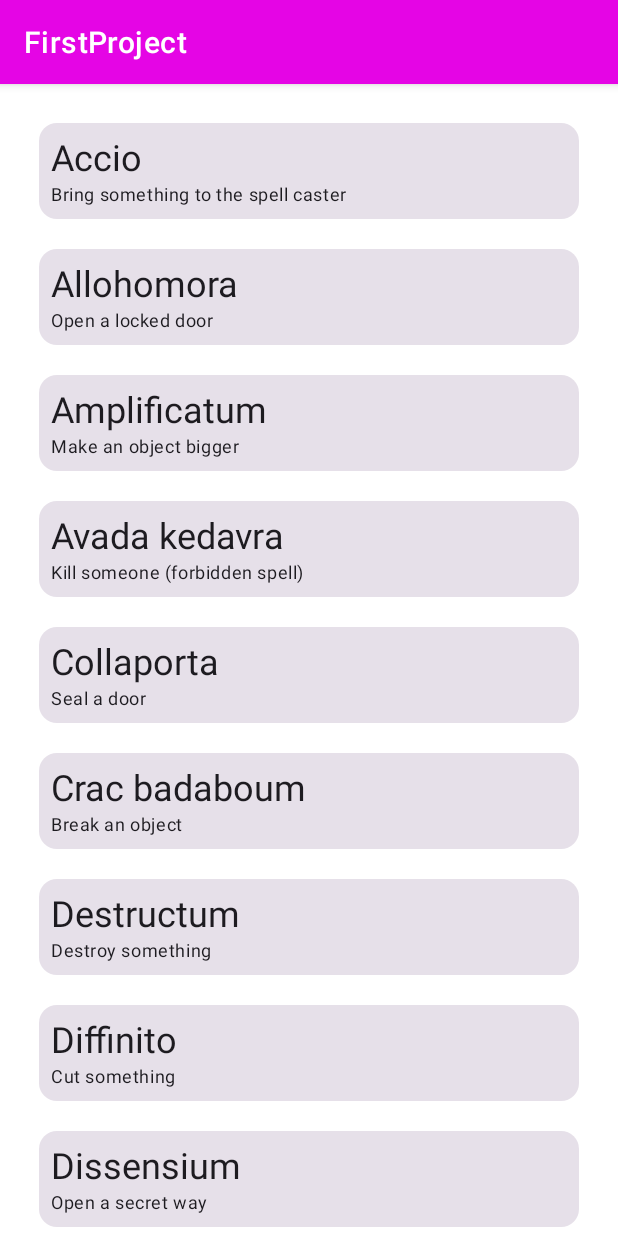
After one commit to Clara-1606/Projet-1-Kotlin, an Android app built with Jetpack Compose: the fragment SpellsFragment shown on its own in the app's theme, on a phone screen of 412 x 824 dp. The commit adds this screen. Run offline under Robolectric (Android 15) with nearby library versions, the light colour scheme and no system bars.

Commit message:
Spell list with compose

```diff
--- a/app/build.gradle
+++ b/app/build.gradle
@@ -33,6 +33,11 @@ android {
     }
     buildFeatures {
         viewBinding true
+        compose true
+    }
+
+    composeOptions {
+        kotlinCompilerExtensionVersion = "1.4.0-alpha02"
     }
 
 }
@@ -50,6 +55,15 @@ dependencies {
     implementation 'androidx.navigation:navigation-ui-ktx:2.5.3'
     implementation 'androidx.legacy:legacy-support-v4:1.0.0'
 
+    // Compose libraries
+    def composeBom = platform('androidx.compose:compose-bom:2022.12.00')
+    implementation composeBom
+    androidTestImplementation composeBom
+    implementation 'androidx.compose.ui:ui:1.1.1'
+    implementation 'androidx.compose.material3:material3'
+    implementation 'androidx.compose.ui:ui-tooling-preview'
+    debugImplementation 'androidx.compose.ui:ui-tooling'
+
     // Libraries for testing
     testImplementation 'junit:junit:4.13.2'
     androidTestImplementation 'androidx.test.ext:junit:1.1.5'
--- /dev/null
+++ b/app/src/main/java/com/ynov/firstproject/list/model/Spell.kt
@@ -0,0 +1,4 @@
+package com.ynov.firstproject.list.model
+
+data class Spell(val name:String, val effect:Int) {
+}
--- /dev/null
+++ b/app/src/main/java/com/ynov/firstproject/ui/list/spells/SpellsFragment.kt
@@ -0,0 +1,94 @@
+package com.ynov.firstproject.ui.list.spells
+
+import android.os.Bundle
+import androidx.fragment.app.Fragment
+import android.view.LayoutInflater
+import android.view.View
+import android.view.ViewGroup
+import androidx.compose.foundation.layout.*
+import androidx.compose.foundation.lazy.LazyColumn
+import androidx.compose.foundation.lazy.LazyRow
+import androidx.compose.foundation.lazy.items
+import androidx.compose.material3.Card
+import androidx.compose.material3.MaterialTheme
+import androidx.compose.material3.Text
+import androidx.compose.runtime.Composable
+import androidx.compose.ui.Alignment
+import androidx.compose.ui.Modifier
+import androidx.compose.ui.unit.dp
+import androidx.lifecycle.ViewModelProvider
+import com.ynov.firstproject.databinding.FragmentSpellsBinding
+import com.ynov.firstproject.list.model.Spell
+
+
+class SpellsFragment : Fragment() {
+
+    private lateinit var viewModel: SpellsViewModel
+
+    private var _binding: FragmentSpellsBinding? = null
+
+    // This property is only valid between onCreateView and
+    // onDestroyView.
+    private val binding get() = _binding!!
+
+    override fun onCreateView(
+        inflater: LayoutInflater, container: ViewGroup?,
+        savedInstanceState: Bundle?
+    ): View? {
+        val spellsViewModel =
+            ViewModelProvider(this).get(SpellsViewModel::class.java)
+
+        _binding = FragmentSpellsBinding.inflate(inflater, container, false)
+        val root: View = binding.root
+
+        binding.composeView.setContent {
+            SpellList(spellsViewModel.spells)
+        }
+
+        return root
+        }
+
+    @Composable
+    fun SpellList(spells: List<Spell>) {
+
+        LazyColumn(
+            modifier = Modifier.fillMaxWidth(),
+            contentPadding = PaddingValues(16.dp))
+        {
+            items(spells) { spell ->
+                SpellRow(spell)
+            }
+        }
+    }
+
+    @Composable
+    fun SpellRow(spell: Spell){
+        Card(
+            modifier = Modifier.padding(10.dp)
+                .fillMaxWidth()
+                .wrapContentHeight(),
+            shape = MaterialTheme.shapes.medium
+        ) {
+            Row(
+                verticalAlignment = Alignment.CenterVertically,
+            ) {
+                Column(Modifier.padding(8.dp)) {
+                    Text(
+                        text = spell.name,
+                        style = MaterialTheme.typography.headlineSmall,
+                        color = MaterialTheme.colorScheme.onSurface
+                    )
+                    Text(
+                        text = getString(spell.effect),
+                        style = MaterialTheme.typography.bodySmall
+                    )
+                }
+            }
+        }
+    }
+
+    override fun onDestroyView() {
+        super.onDestroyView()
+        _binding = null
+    }
+}
--- /dev/null
+++ b/app/src/main/java/com/ynov/firstproject/ui/list/spells/SpellsViewModel.kt
@@ -0,0 +1,21 @@
+package com.ynov.firstproject.ui.list.spells
+
+import androidx.lifecycle.ViewModel
+import com.ynov.firstproject.R
+import com.ynov.firstproject.list.model.Spell
+
+class SpellsViewModel : ViewModel() {
+    val spells = listOf<Spell>(
+        Spell("Accio", R.string.spell_accio),
+        Spell("Allohomora", R.string.spell_allohomora),
+        Spell("Amplificatum", R.string.spell_amplificatum),
+        Spell("Avada kedavra", R.string.spell_avada_kedavra),
+        Spell("Collaporta", R.string.spell_collaporta),
+        Spell("Crac badaboum", R.string.spell_crac_badaboum),
+        Spell("Destructum", R.string.spell_destructum),
+        Spell("Diffinito", R.string.spell_diffinito),
+        Spell("Dissensium", R.string.spell_dissensium),
+        Spell("Ectoplasmus", R.string.spell_ectoplasmus),
+        Spell("Elasticus", R.string.spell_elasticus),
+    )
+}
--- a/app/src/main/java/com/ynov/firstproject/ui/quiz/QuizFragment.kt
+++ b/app/src/main/java/com/ynov/firstproject/ui/quiz/QuizFragment.kt
@@ -201,7 +201,7 @@ class QuizFragment : Fragment() {
         else {
             // Go back to personal infos fragment
             val bundle = bundleOf("NAME" to name)
-            findNavController().navigate(R.id.action_nav_quiz_to_nav_gallery, bundle)
+            findNavController().navigate(R.id.action_nav_quiz_to_nav_personal_info, bundle)
         }
     }
 
--- /dev/null
+++ b/app/src/main/res/layout/fragment_spells.xml
@@ -0,0 +1,13 @@
+<?xml version="1.0" encoding="utf-8"?>
+<FrameLayout xmlns:android="http://schemas.android.com/apk/res/android"
+    xmlns:tools="http://schemas.android.com/tools"
+    android:layout_width="match_parent"
+    android:layout_height="match_parent"
+    tools:context=".ui.list.spells.SpellsFragment">
+
+    <androidx.compose.ui.platform.ComposeView
+        android:id="@+id/composeView"
+        android:layout_width="match_parent"
+        android:layout_height="match_parent"></androidx.compose.ui.platform.ComposeView>
+
+</FrameLayout>
--- a/app/src/main/res/menu/activity_main_drawer.xml
+++ b/app/src/main/res/menu/activity_main_drawer.xml
@@ -11,5 +11,9 @@
             android:id="@+id/nav_personal_info"
             android:title="@string/menu_quiz" />
 
+        <item
+            android:id="@+id/nav_spells"
+            android:title="@string/menu_spells" />
+
     </group>
 </menu>
--- a/app/src/main/res/navigation/mobile_navigation.xml
+++ b/app/src/main/res/navigation/mobile_navigation.xml
@@ -32,11 +32,11 @@
         android:label="@string/menu_quiz"
         tools:layout="@layout/fragment_quiz" >
         <action
-            android:id="@+id/action_nav_quiz_to_nav_gallery"
-            app:destination="@id/nav_quiz" />
-        <action
             android:id="@+id/action_nav_quiz_to_nav_result"
             app:destination="@id/nav_result" />
+        <action
+            android:id="@+id/action_nav_quiz_to_nav_personal_info"
+            app:destination="@id/nav_personal_info" />
     </fragment>
 
     <fragment
@@ -44,4 +44,10 @@
         android:name="com.ynov.firstproject.ui.result.ResultFragment"
         android:label="@string/menu_quiz"
         tools:layout="@layout/fragment_result" />
+
+    <fragment
+        android:id="@+id/nav_spells"
+        android:name="com.ynov.firstproject.ui.list.spells.SpellsFragment"
+        android:label="@string/menu_spells"
+        tools:layout="@layout/fragment_spells" />
 </navigation>
--- a/app/src/main/res/values/strings.xml
+++ b/app/src/main/res/values/strings.xml
@@ -88,5 +88,18 @@
 
     <string name="menu_home">Home</string>
     <string name="menu_quiz">Quiz</string>
+    <string name="menu_spells">Spells</string>
+
+    <string name="spell_accio">Bring something to the spell caster</string>
+    <string name="spell_allohomora">Open a locked door</string>
+    <string name="spell_amplificatum">Make an object bigger</string>
+    <string name="spell_avada_kedavra">Kill someone (forbidden spell)</string>
+    <string name="spell_collaporta">Seal a door</string>
+    <string name="spell_crac_badaboum">Break an object</string>
+    <string name="spell_destructum">Destroy something</string>
+    <string name="spell_diffinito">Cut something</string>
+    <string name="spell_dissensium">Open a secret way</string>
+    <string name="spell_ectoplasmus">Take something off</string>
+    <string name="spell_elasticus">Jump very high</string>
 
 </resources>
```
Also changed, not shown: 1 other file.
